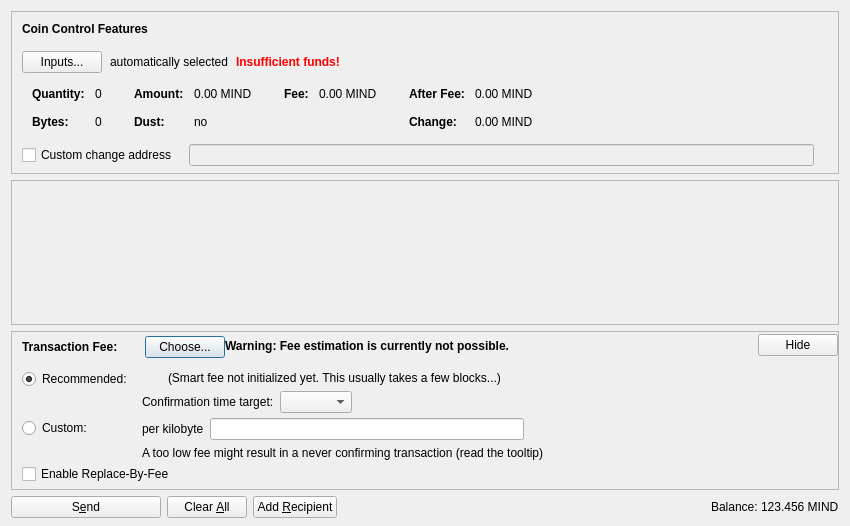
Old version of the form src/qt/forms/sendcoinsdialog.ui in the repository MindBlockchain/Mind-Coin.
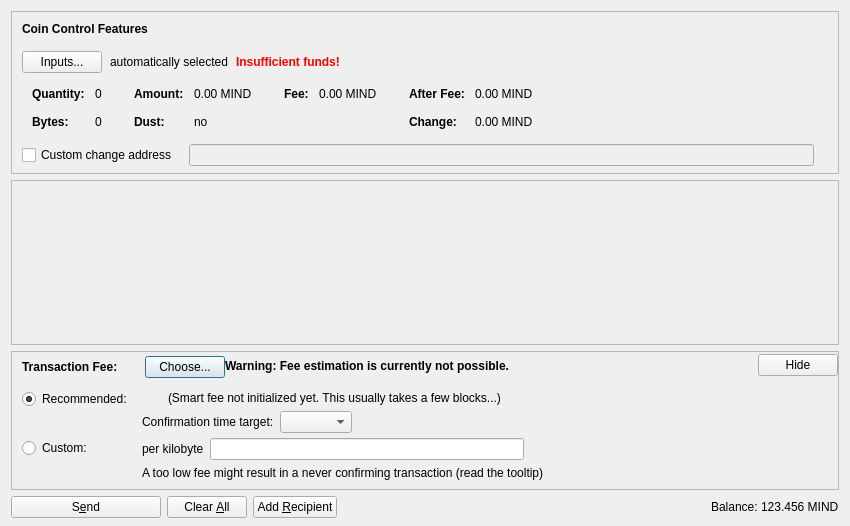
New version of the form. Icons and pictures are not drawn. Custom widgets are drawn as their Qt base class.

```diff
--- a/src/qt/forms/sendcoinsdialog.ui
+++ b/src/qt/forms/sendcoinsdialog.ui
@@ -1072,16 +1072,6 @@
              </item>
             </layout>
            </item>
-           <item>
-            <widget class="QCheckBox" name="optInRBF">
-             <property name="text">
-              <string>Enable Replace-By-Fee</string>
-             </property>
-             <property name="toolTip">
-              <string>With Replace-By-Fee (BIP-125) you can increase a transaction's fee after it is sent. Without this, a higher fee may be recommended to compensate for increased transaction delay risk.</string>
-             </property>
-            </widget>
-           </item>
           </layout>
          </widget>
         </item>
```
Left out of the diff: 18 changed lines with no effect on the pictures.
